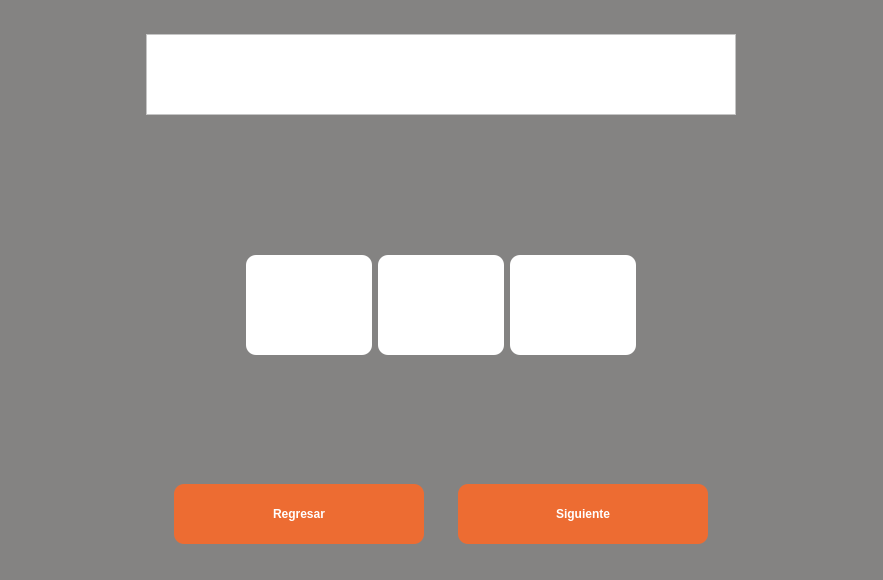
Above: SeleccionTemplate.ui from RicarlOz/DiplomaGenerator before the change. Below: the same form after it.
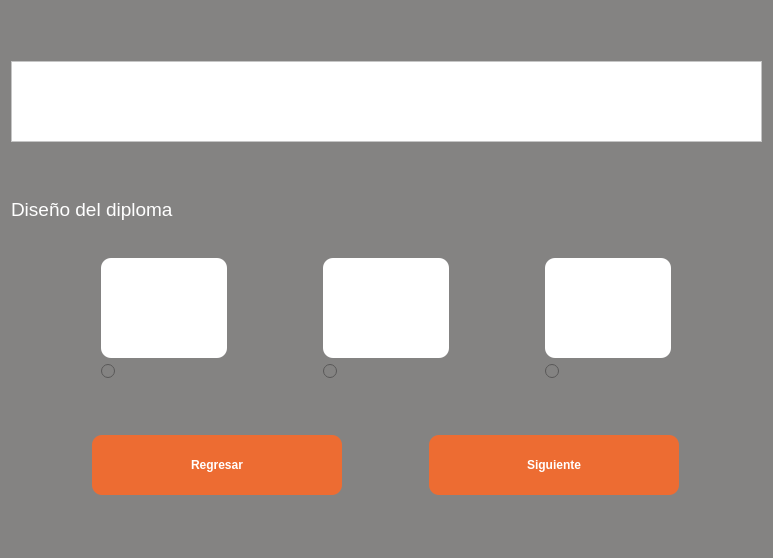
That is the form after the change. Icons and pictures are not drawn.

Diff of the .ui file:
```diff
--- a/SeleccionTemplate.ui
+++ b/SeleccionTemplate.ui
@@ -9,8 +9,8 @@
    <rect>
     <x>0</x>
     <y>0</y>
-    <width>883</width>
-    <height>580</height>
+    <width>773</width>
+    <height>558</height>
    </rect>
   </property>
   <property name="palette">
@@ -438,8 +438,8 @@
    <string notr="true">color: white;
 background-color: rgb(132, 131, 130);</string>
   </property>
-  <layout class="QGridLayout" name="gridLayout">
-   <item row="0" column="0">
+  <layout class="QVBoxLayout" name="verticalLayout">
+   <item>
     <widget class="QFrame" name="frame">
      <property name="maximumSize">
       <size>
@@ -489,84 +489,28 @@
      </layout>
     </widget>
    </item>
-   <item row="2" column="0">
-    <layout class="QHBoxLayout" name="horizontalLayout">
      <item>
-      <widget class="QPushButton" name="btnBack">
-       <property name="sizePolicy">
-        <sizepolicy hsizetype="Maximum" vsizetype="Fixed">
-         <horstretch>0</horstretch>
-         <verstretch>0</verstretch>
-        </sizepolicy>
-       </property>
-       <property name="minimumSize">
-        <size>
-         <width>250</width>
-         <height>60</height>
-        </size>
-       </property>
-       <property name="font">
-        <font>
-         <pointsize>9</pointsize>
-         <weight>75</weight>
-         <bold>true</bold>
-        </font>
-       </property>
-       <property name="styleSheet">
-        <string notr="true">background-color: rgb(237, 108, 50);
-border-radius: 10px</string>
-       </property>
-       <property name="text">
-        <string>Regresar</string>
-       </property>
-      </widget>
-     </item>
+    <layout class="QVBoxLayout" name="verticalLayout_4">
      <item>
-      <widget class="QPushButton" name="btnNext">
+      <widget class="QLabel" name="label_2">
        <property name="sizePolicy">
-        <sizepolicy hsizetype="Maximum" vsizetype="Fixed">
+        <sizepolicy hsizetype="Preferred" vsizetype="Fixed">
          <horstretch>0</horstretch>
          <verstretch>0</verstretch>
         </sizepolicy>
        </property>
-       <property name="minimumSize">
-        <size>
-         <width>250</width>
-         <height>60</height>
-        </size>
-       </property>
        <property name="font">
         <font>
-         <pointsize>9</pointsize>
-         <weight>75</weight>
-         <bold>true</bold>
+         <pointsize>14</pointsize>
+         <weight>50</weight>
+         <bold>false</bold>
         </font>
        </property>
-       <property name="styleSheet">
-        <string notr="true">background-color: rgb(237, 108, 50);
-border-radius: 10px</string>
-       </property>
        <property name="text">
-        <string>Siguiente</string>
+        <string>Diseño del diploma</string>
        </property>
       </widget>
      </item>
-    </layout>
-   </item>
-   <item row="1" column="0">
-    <layout class="QVBoxLayout" name="vlPDF" stretch="0,0">
-     <property name="leftMargin">
-      <number>50</number>
-     </property>
-     <property name="topMargin">
-      <number>50</number>
-     </property>
-     <property name="rightMargin">
-      <number>50</number>
-     </property>
-     <property name="bottomMargin">
-      <number>50</number>
-     </property>
      <item>
       <layout class="QHBoxLayout" name="horizontalLayout_3">
        <item>
@@ -622,19 +566,9 @@
      </item>
      <item>
       <layout class="QHBoxLayout" name="horizontalLayout_2">
-       <property name="leftMargin">
-        <number>50</number>
-       </property>
-       <property name="topMargin">
-        <number>30</number>
-       </property>
-       <property name="rightMargin">
-        <number>50</number>
-       </property>
-       <property name="bottomMargin">
-        <number>50</number>
-       </property>
        <item>
+        <layout class="QGridLayout" name="gridLayout_3">
+         <item row="0" column="0">
         <widget class="QPushButton" name="btnLeft">
          <property name="minimumSize">
           <size>
@@ -667,7 +601,18 @@
          </property>
         </widget>
        </item>
+         <item row="1" column="0">
+          <widget class="QRadioButton" name="rbLeft">
+           <property name="text">
+            <string/>
+           </property>
+          </widget>
+         </item>
+        </layout>
+       </item>
        <item>
+        <layout class="QGridLayout" name="gridLayout_4">
+         <item row="0" column="0">
         <widget class="QPushButton" name="btnCenter">
          <property name="minimumSize">
           <size>
@@ -700,7 +645,18 @@
          </property>
         </widget>
        </item>
+         <item row="1" column="0">
+          <widget class="QRadioButton" name="rbCenter">
+           <property name="text">
+            <string/>
+           </property>
+          </widget>
+         </item>
+        </layout>
+       </item>
        <item>
+        <layout class="QGridLayout" name="gridLayout_5">
+         <item row="0" column="0">
         <widget class="QPushButton" name="btnRight">
          <property name="sizePolicy">
           <sizepolicy hsizetype="Minimum" vsizetype="Fixed">
@@ -739,7 +695,80 @@
          </property>
         </widget>
        </item>
-      </layout>
+         <item row="1" column="0">
+          <widget class="QRadioButton" name="rbRight">
+           <property name="text">
+            <string/>
+           </property>
+          </widget>
+         </item>
+        </layout>
+       </item>
+      </layout>
+     </item>
+    </layout>
+   </item>
+   <item>
+    <layout class="QHBoxLayout" name="horizontalLayout">
+     <item>
+      <widget class="QPushButton" name="btnBack">
+       <property name="sizePolicy">
+        <sizepolicy hsizetype="Maximum" vsizetype="Fixed">
+         <horstretch>0</horstretch>
+         <verstretch>0</verstretch>
+        </sizepolicy>
+       </property>
+       <property name="minimumSize">
+        <size>
+         <width>250</width>
+         <height>60</height>
+        </size>
+       </property>
+       <property name="font">
+        <font>
+         <pointsize>9</pointsize>
+         <weight>75</weight>
+         <bold>true</bold>
+        </font>
+       </property>
+       <property name="styleSheet">
+        <string notr="true">background-color: rgb(237, 108, 50);
+border-radius: 10px</string>
+       </property>
+       <property name="text">
+        <string>Regresar</string>
+       </property>
+      </widget>
+     </item>
+     <item>
+      <widget class="QPushButton" name="btnNext">
+       <property name="sizePolicy">
+        <sizepolicy hsizetype="Maximum" vsizetype="Fixed">
+         <horstretch>0</horstretch>
+         <verstretch>0</verstretch>
+        </sizepolicy>
+       </property>
+       <property name="minimumSize">
+        <size>
+         <width>250</width>
+         <height>60</height>
+        </size>
+       </property>
+       <property name="font">
+        <font>
+         <pointsize>9</pointsize>
+         <weight>75</weight>
+         <bold>true</bold>
+        </font>
+       </property>
+       <property name="styleSheet">
+        <string notr="true">background-color: rgb(237, 108, 50);
+border-radius: 10px</string>
+       </property>
+       <property name="text">
+        <string>Siguiente</string>
+       </property>
+      </widget>
      </item>
     </layout>
    </item>
```
Left out of the diff: 12 changed lines with no effect on the pictures. Lines whose indentation alone changed are shown as unchanged.
